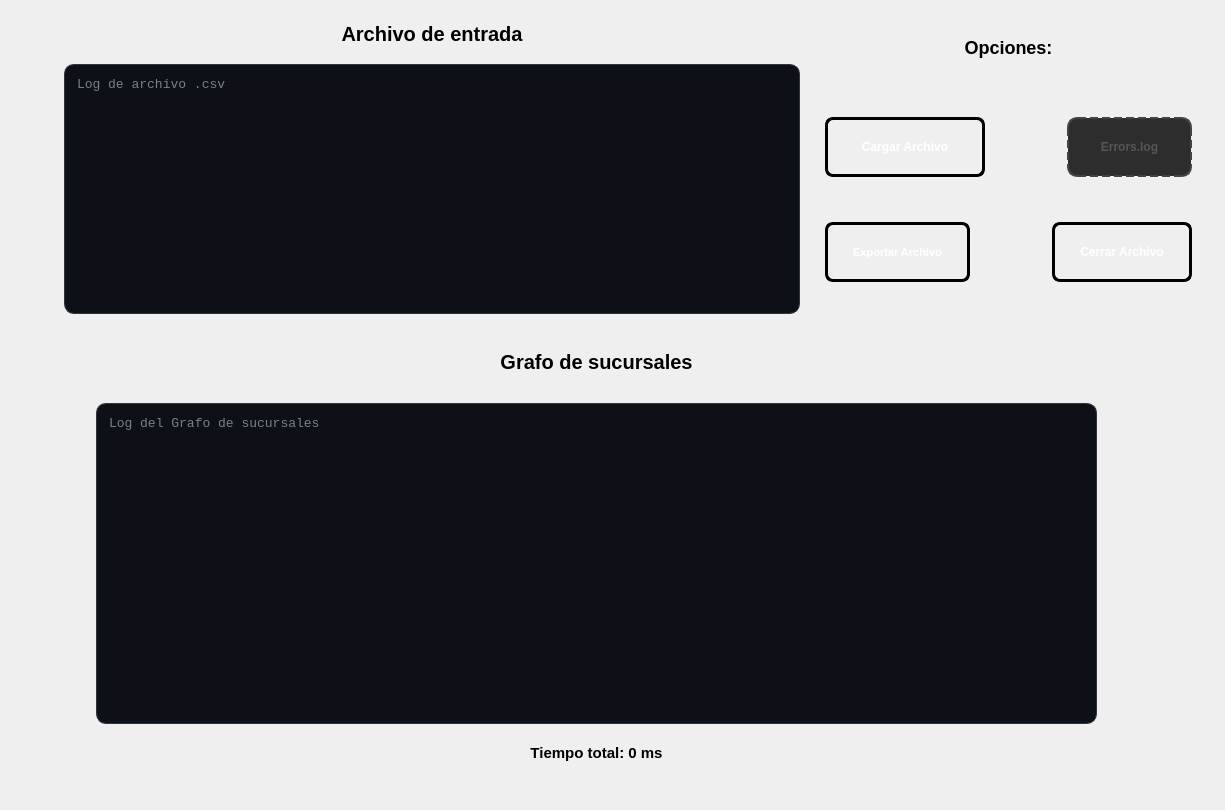
The window that ui/inicio/pantallacargasucursales.ui (pablo-mald03/Proyecto-No2-EDD) describes before a commit, drawn with Qt 5.
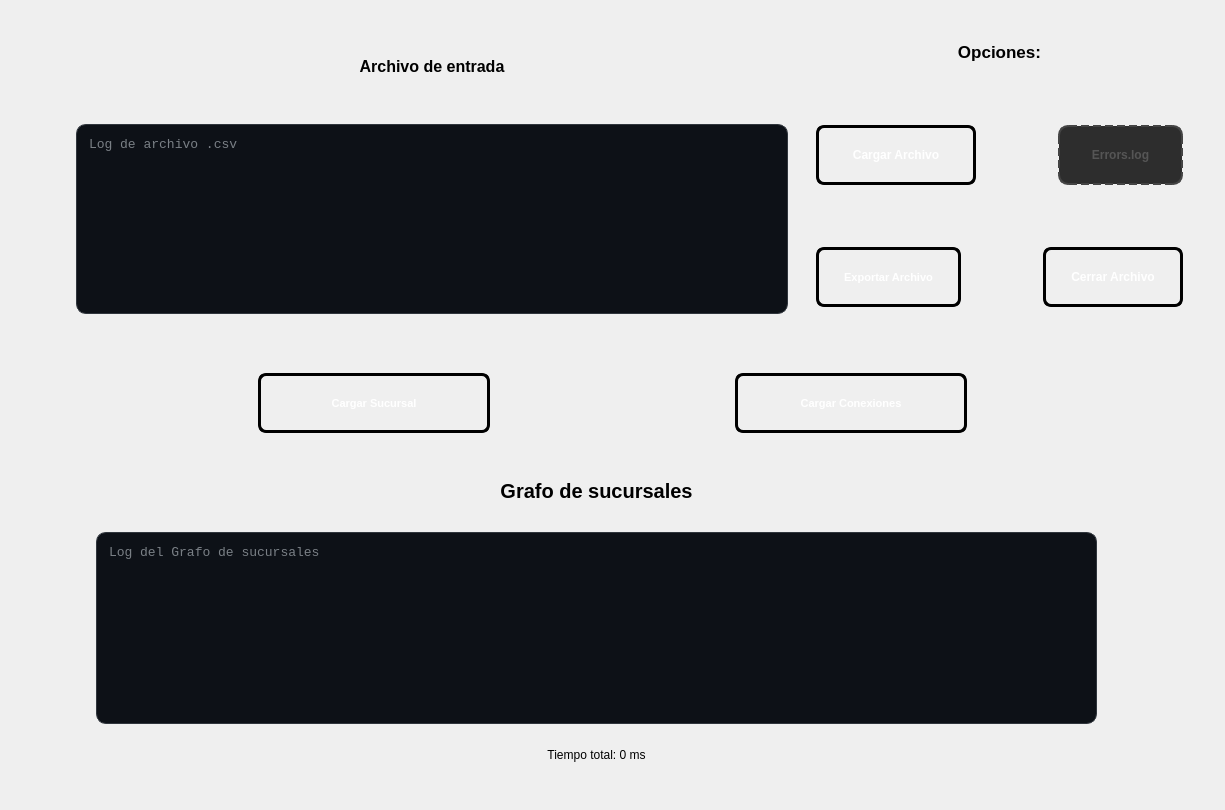
The same window after the commit.

Commit message: Se ha definido la comunicacion entre la interfaz para poder realizar la carga de sucursales

```diff
--- a/ui/inicio/pantallacargasucursales.ui
+++ b/ui/inicio/pantallacargasucursales.ui
@@ -15,12 +15,10 @@
   </property>
   <layout class="QVBoxLayout" name="verticalLayout_2">
    <item>
-    <layout class="QHBoxLayout" name="horizontalLayout">
-     <property name="spacing">
-      <number>3</number>
-     </property>
-     <item>
       <widget class="QWidget" name="widget_2" native="true">
+     <layout class="QHBoxLayout" name="horizontalLayout">
+      <item>
+       <widget class="QWidget" name="widget_3" native="true">
        <property name="minimumSize">
         <size>
          <width>50</width>
@@ -42,13 +40,13 @@
          <property name="minimumSize">
           <size>
            <width>120</width>
-           <height>50</height>
+            <height>30</height>
           </size>
          </property>
          <property name="maximumSize">
           <size>
            <width>16777215</width>
-           <height>50</height>
+            <height>30</height>
           </size>
          </property>
          <property name="styleSheet">
@@ -58,7 +56,7 @@
 	stop:0 rgb(0, 0, 0), 
 	stop:1 rgb(77, 5, 57));
 
-  	 font-size: 20px;
+  	 font-size: 16px;
     font-weight: bold;
     font-family: &quot;Segoe UI&quot;, Arial;
     
@@ -79,10 +77,16 @@
        </item>
        <item>
         <widget class="QTextEdit" name="textEditCsv">
+          <property name="minimumSize">
+           <size>
+            <width>500</width>
+            <height>185</height>
+           </size>
+          </property>
          <property name="maximumSize">
           <size>
            <width>16777215</width>
-           <height>250</height>
+            <height>190</height>
           </size>
          </property>
          <property name="styleSheet">
@@ -104,7 +108,7 @@
       </layout>
      </item>
      <item>
-      <widget class="QWidget" name="widget_3" native="true">
+       <widget class="QWidget" name="widget_4" native="true">
        <layout class="QVBoxLayout" name="verticalLayout_3">
         <property name="spacing">
          <number>4</number>
@@ -126,13 +130,13 @@
           <property name="minimumSize">
            <size>
             <width>0</width>
-            <height>50</height>
+             <height>60</height>
            </size>
           </property>
           <property name="maximumSize">
            <size>
             <width>16777215</width>
-            <height>70</height>
+             <height>60</height>
            </size>
           </property>
           <property name="styleSheet">
@@ -142,7 +146,7 @@
 	stop:0 rgb(0, 0, 0), 
 	stop:1 rgb(8, 2, 48));
 
-  	 font-size: 18px;
+  	 font-size: 17px;
     font-weight: bold;
     font-family: &quot;Segoe UI&quot;, Arial;
     
@@ -162,7 +166,13 @@
          </widget>
         </item>
         <item>
-         <widget class="QWidget" name="widget_4" native="true">
+          <widget class="QWidget" name="widget_7" native="true">
+           <property name="minimumSize">
+            <size>
+             <width>0</width>
+             <height>175</height>
+            </size>
+           </property>
           <layout class="QVBoxLayout" name="verticalLayout_8">
            <item>
             <widget class="QWidget" name="widget_9" native="true">
@@ -425,6 +435,132 @@
       </widget>
      </item>
     </layout>
+    </widget>
+   </item>
+   <item>
+    <widget class="QWidget" name="widget_12" native="true">
+     <property name="minimumSize">
+      <size>
+       <width>0</width>
+       <height>80</height>
+      </size>
+     </property>
+     <layout class="QHBoxLayout" name="horizontalLayout_5">
+      <item>
+       <widget class="QWidget" name="widget_15" native="true"/>
+      </item>
+      <item>
+       <widget class="QPushButton" name="btnCargaSucursales">
+        <property name="minimumSize">
+         <size>
+          <width>0</width>
+          <height>60</height>
+         </size>
+        </property>
+        <property name="styleSheet">
+         <string notr="true">QPushButton#btnCargaSucursales {
+    background-color: qlineargradient(spread:pad, x1:0, y1:0, x2:1, y2:1, 
+                        stop:0 rgb(8, 2, 48), 
+                        stop:1 rgb(129, 61, 156));
+    
+    border: 3px solid black;
+    border-radius: 8px;
+    
+    color: white;
+    font-family: &quot;Arial Black&quot;, Gadget, sans-serif;
+    font-size: 11px;
+    font-weight: bold;
+    text-transform: uppercase;
+    
+    padding: 10px 25px;
+}
+
+QPushButton#btnCargaSucursales:hover {
+    background-color: qlineargradient(spread:pad, x1:0, y1:0, x2:1, y2:1, 
+                        stop:0 rgba(41, 128, 185, 255), 
+                        stop:1 rgba(142, 68, 173, 255));
+    border-color: #f1c40f;
+}
+
+
+QPushButton#btnCargaSucursales:pressed {
+    background-color: #2c3e50;
+    padding-top: 12px;
+    padding-left: 27px;
+}
+
+QPushButton#btnCargaSucursales:disabled {
+    background: #2d2d2d; 
+    color: #555555;
+    border: 2px dashed #444444; 
+    border-radius: 10px;
+}</string>
+        </property>
+        <property name="text">
+         <string>Cargar Sucursal</string>
+        </property>
+       </widget>
+      </item>
+      <item>
+       <widget class="QWidget" name="widget_17" native="true"/>
+      </item>
+      <item>
+       <widget class="QPushButton" name="btnCargaConexiones">
+        <property name="minimumSize">
+         <size>
+          <width>0</width>
+          <height>60</height>
+         </size>
+        </property>
+        <property name="styleSheet">
+         <string notr="true">QPushButton#btnCargaConexiones {
+    background-color: qlineargradient(spread:pad, x1:0, y1:0, x2:1, y2:1, 
+                        stop:0 rgb(8, 2, 48), 
+                        stop:1 rgb(129, 61, 156));
+    
+    border: 3px solid black;
+    border-radius: 8px;
+    
+    color: white;
+    font-family: &quot;Arial Black&quot;, Gadget, sans-serif;
+    font-size: 11px;
+    font-weight: bold;
+    text-transform: uppercase;
+    
+    padding: 10px 25px;
+}
+
+QPushButton#btnCargaConexiones:hover {
+    background-color: qlineargradient(spread:pad, x1:0, y1:0, x2:1, y2:1, 
+                        stop:0 rgba(41, 128, 185, 255), 
+                        stop:1 rgba(142, 68, 173, 255));
+    border-color: #f1c40f;
+}
+
+
+QPushButton#btnCargaConexiones:pressed {
+    background-color: #2c3e50;
+    padding-top: 12px;
+    padding-left: 27px;
+}
+
+QPushButton#btnCargaConexiones:disabled {
+    background: #2d2d2d; 
+    color: #555555;
+    border: 2px dashed #444444; 
+    border-radius: 10px;
+}</string>
+        </property>
+        <property name="text">
+         <string>Cargar Conexiones</string>
+        </property>
+       </widget>
+      </item>
+      <item>
+       <widget class="QWidget" name="widget_16" native="true"/>
+      </item>
+     </layout>
+    </widget>
    </item>
    <item>
     <widget class="QWidget" name="widget" native="true">
@@ -572,7 +708,7 @@
              </widget>
             </item>
             <item>
-             <widget class="QLabel" name="labelTiempoB">
+             <widget class="QLabel" name="labelTiempoGrafo">
               <property name="minimumSize">
                <size>
                 <width>0</width>
```
Lines whose indentation alone changed are shown as unchanged. The commit also changes 10 other files.
